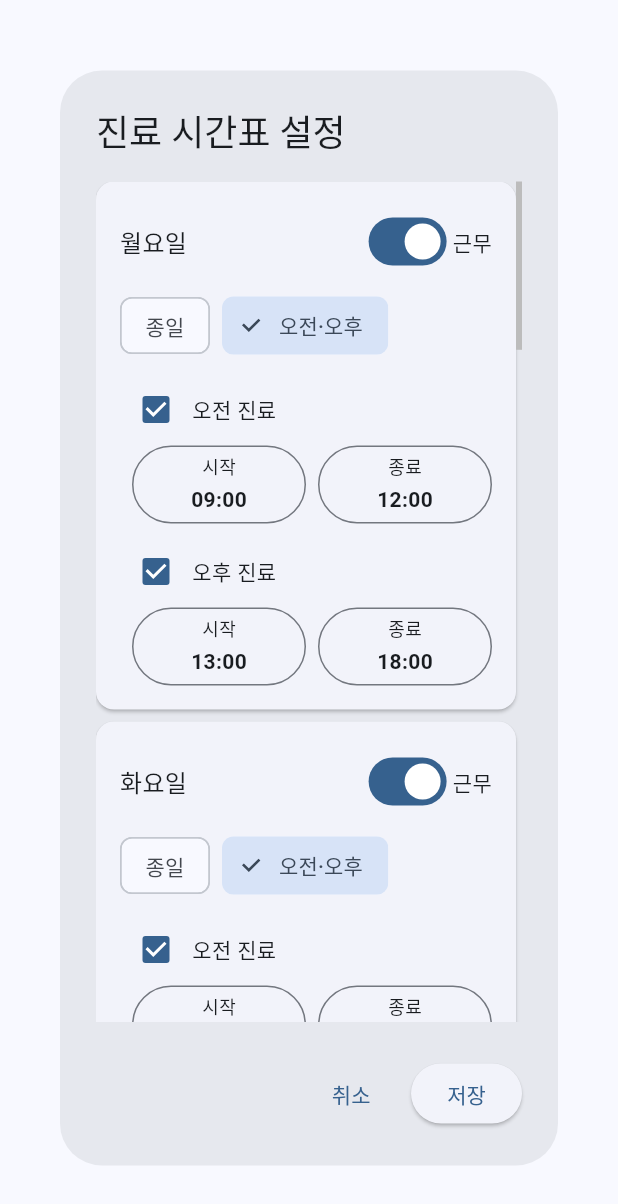
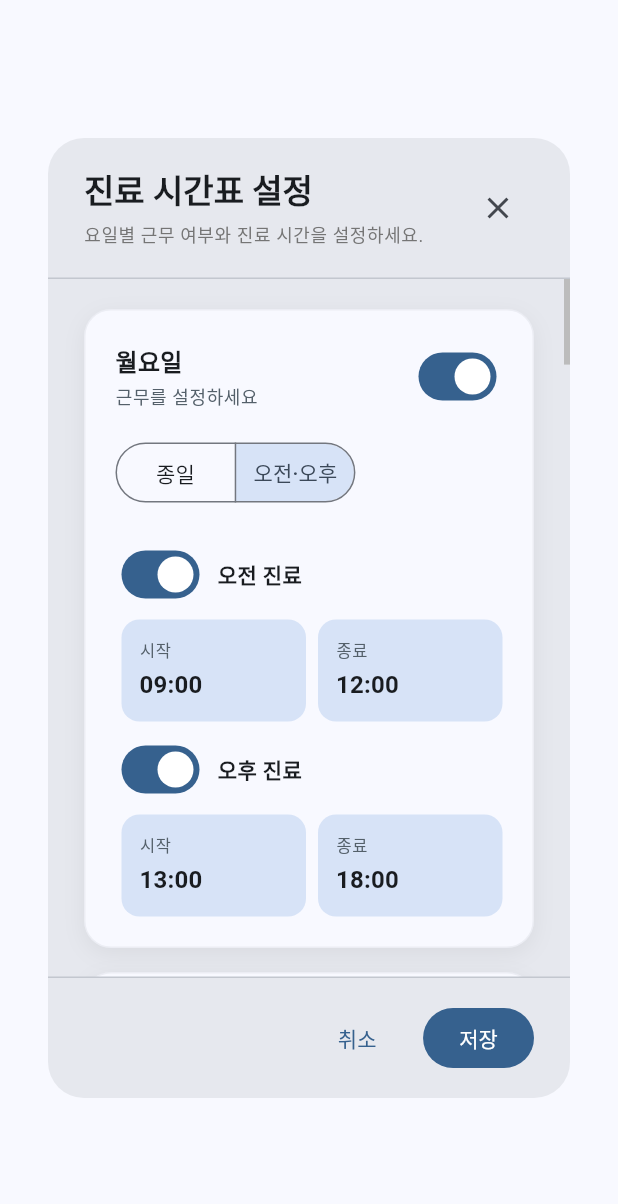
Before and after one commit to Eyebottle/eyebottlelee, a Flutter app: the ScheduleConfigWidget widget shown alone on an empty page, opened directly, on a phone screen of 412 x 824 dp. Shown: the top 1204 px of the screen. Run offline on Flutter 3.47's test engine with Material 3 defaults, Android fonts, the phone set to English and light mode, and no system bars; our stand-ins replace logger, shared_preferences; missing offline and left inert: cron, file_selector, launch_at_startup, record, system_tray, window_manager; accounts and stored records are empty.

Commit message:
feat: redesign schedule configuration dialog

```diff
--- a/lib/ui/widgets/schedule_config_widget.dart
+++ b/lib/ui/widgets/schedule_config_widget.dart
@@ -3,9 +3,10 @@ import 'package:flutter/material.dart';
 import '../../models/schedule_model.dart';
 import '../../services/settings_service.dart';
 import '../style/app_spacing.dart';
-import 'app_section_card.dart';
 
 enum DaySessionMode { fullDay, split }
+
+const _textMuted = Color(0xFF54606A);
 
 class ScheduleConfigWidget extends StatefulWidget {
   const ScheduleConfigWidget({super.key, this.onSaved});
@@ -39,37 +40,86 @@ class _ScheduleConfigWidgetState extends State<ScheduleConfigWidget> {
   @override
   Widget build(BuildContext context) {
     final mediaSize = MediaQuery.of(context).size;
-    final maxWidth = (mediaSize.width * 0.9).clamp(320.0, 420.0);
-    final maxHeight = (mediaSize.height * 0.8).clamp(360.0, 560.0);
+    final maxWidth = (mediaSize.width * 0.8).clamp(360.0, 540.0);
+    final maxHeight = (mediaSize.height * 0.82).clamp(420.0, 640.0);
 
-    return AlertDialog(
-      title: const Text('진료 시간표 설정'),
-      content: SizedBox(
-        width: maxWidth,
-        height: maxHeight,
+    return Dialog(
+      insetPadding: const EdgeInsets.symmetric(horizontal: 32, vertical: 24),
+      shape: RoundedRectangleBorder(borderRadius: BorderRadius.circular(24)),
+      child: ConstrainedBox(
+        constraints: BoxConstraints(maxWidth: maxWidth, maxHeight: maxHeight),
+        child: Column(
+          crossAxisAlignment: CrossAxisAlignment.stretch,
+          children: [
+            Padding(
+              padding: const EdgeInsets.symmetric(horizontal: 24, vertical: 20),
+              child: Row(
+                children: [
+                  Expanded(
+                    child: Column(
+                      crossAxisAlignment: CrossAxisAlignment.start,
+                      children: [
+                        Text(
+                          '진료 시간표 설정',
+                          style: Theme.of(context)
+                              .textTheme
+                              .titleLarge
+                              ?.copyWith(fontWeight: FontWeight.w700),
+                        ),
+                        const SizedBox(height: 6),
+                        Text(
+                          '요일별 근무 여부와 진료 시간을 설정하세요.',
+                          style: Theme.of(context)
+                              .textTheme
+                              .bodySmall
+                              ?.copyWith(color: Colors.grey.shade600),
+                        ),
+                      ],
+                    ),
+                  ),
+                  IconButton(
+                    tooltip: '닫기',
+                    onPressed: () => Navigator.of(context).pop(),
+                    icon: const Icon(Icons.close),
+                  ),
+                ],
+              ),
+            ),
+            const Divider(height: 1),
+            Expanded(
               child: Scrollbar(
                 controller: _scrollController,
                 thumbVisibility: true,
                 child: ListView.separated(
                   controller: _scrollController,
-            padding: const EdgeInsets.only(
-                right: AppSpacing.xs, bottom: AppSpacing.sm),
+                  padding: const EdgeInsets.fromLTRB(24, 20, 24, 8),
                   itemCount: 7,
-            separatorBuilder: (_, __) => const SizedBox(height: AppSpacing.sm),
+                  separatorBuilder: (_, __) => const SizedBox(height: 16),
                   itemBuilder: (_, index) => _buildDayCard(index + 1),
                 ),
               ),
             ),
-      actions: [
+            const Divider(height: 1),
+            Padding(
+              padding: const EdgeInsets.symmetric(horizontal: 24, vertical: 16),
+              child: Row(
+                mainAxisAlignment: MainAxisAlignment.end,
+                children: [
                   TextButton(
                     onPressed: () => Navigator.of(context).pop(),
                     child: const Text('취소'),
                   ),
-        ElevatedButton(
+                  const SizedBox(width: 12),
+                  FilledButton(
                     onPressed: _save,
                     child: const Text('저장'),
                   ),
                 ],
+              ),
+            ),
+          ],
+        ),
+      ),
     );
   }
 
@@ -89,47 +139,71 @@ class _ScheduleConfigWidgetState extends State<ScheduleConfigWidget> {
     final editor = _editorStates[index]!;
     final dayName = _dayName(weekDay);
 
-    return AppSectionCard(
-      margin: EdgeInsets.zero,
+    final theme = Theme.of(context);
+    final cardColor = theme.colorScheme.surface;
+    final borderColor = theme.colorScheme.outlineVariant.withAlpha(60);
+    return Container(
+      decoration: BoxDecoration(
+        color: cardColor,
+        borderRadius: BorderRadius.circular(18),
+        border: Border.all(color: borderColor),
+        boxShadow: const [
+          BoxShadow(
+            color: Color(0x0F000000),
+            blurRadius: 12,
+            offset: Offset(0, 4),
+          ),
+        ],
+      ),
+      padding: const EdgeInsets.all(20),
       child: Column(
-        mainAxisSize: MainAxisSize.min,
         crossAxisAlignment: CrossAxisAlignment.start,
         children: [
           Row(
             children: [
               Expanded(
-                child: Text(
+                child: Column(
+                  crossAxisAlignment: CrossAxisAlignment.start,
+                  children: [
+                    Text(
                       dayName,
-                  style: Theme.of(context).textTheme.titleMedium,
+                      style: theme.textTheme.titleMedium
+                          ?.copyWith(fontWeight: FontWeight.w700),
+                    ),
+                    const SizedBox(height: 4),
+                    Text(
+                      editor.working ? '근무를 설정하세요' : '휴무일로 설정되어 있습니다',
+                      style: theme.textTheme.bodySmall
+                          ?.copyWith(color: _textMuted),
+                    ),
+                  ],
                 ),
               ),
-              Switch(
+              Switch.adaptive(
                 value: editor.working,
                 onChanged: (value) => _onWorkingChanged(index, value),
               ),
-              Text(editor.working ? '근무' : '휴무'),
             ],
           ),
           if (editor.working) ...[
-            const SizedBox(height: AppSpacing.sm),
-            Wrap(
-              spacing: AppSpacing.sm,
-              children: [
-                ChoiceChip(
-                  label: const Text('종일'),
-                  selected: editor.mode == DaySessionMode.fullDay,
-                  onSelected: (_) =>
-                      _onModeChanged(index, DaySessionMode.fullDay),
+            const SizedBox(height: 16),
+            SegmentedButton<DaySessionMode>(
+              showSelectedIcon: false,
+              segments: const [
+                ButtonSegment(
+                  value: DaySessionMode.fullDay,
+                  label: Text('종일'),
                 ),
-                ChoiceChip(
-                  label: const Text('오전·오후'),
-                  selected: editor.mode == DaySessionMode.split,
-                  onSelected: (_) =>
-                      _onModeChanged(index, DaySessionMode.split),
+                ButtonSegment(
+                  value: DaySessionMode.split,
+                  label: Text('오전·오후'),
                 ),
               ],
+              selected: {editor.mode},
+              onSelectionChanged: (selection) =>
+                  _onModeChanged(index, selection.first),
             ),
-            const SizedBox(height: AppSpacing.sm),
+            const SizedBox(height: 20),
             if (editor.mode == DaySessionMode.fullDay)
               _FullDayEditor(
                 state: editor,
@@ -323,8 +397,14 @@ class _FullDayEditor extends StatelessWidget {
       mainAxisSize: MainAxisSize.min,
       crossAxisAlignment: CrossAxisAlignment.start,
       children: [
-        const Text('근무 시간'),
-        const SizedBox(height: AppSpacing.xs),
+        Text(
+          '근무 시간',
+          style: Theme.of(context)
+              .textTheme
+              .labelLarge
+              ?.copyWith(fontWeight: FontWeight.w600),
+        ),
+        const SizedBox(height: 8),
         Row(
           children: [
             Expanded(
@@ -451,16 +531,23 @@ class _SessionRow extends StatelessWidget {
       children: [
         Row(
           children: [
-            Checkbox(
+            Switch.adaptive(
               value: enabled,
-              onChanged: (value) => onToggle(value ?? false),
+              onChanged: (value) => onToggle(value),
             ),
-            Text(label),
+            const SizedBox(width: 8),
+            Text(
+              label,
+              style: Theme.of(context)
+                  .textTheme
+                  .bodyMedium
+                  ?.copyWith(fontWeight: FontWeight.w600),
+            ),
           ],
         ),
         if (enabled)
           Padding(
-            padding: const EdgeInsets.only(left: 8.0),
+            padding: const EdgeInsets.only(left: 4.0, top: 6.0),
             child: Row(
               children: [
                 Expanded(
@@ -501,21 +588,22 @@ class _TimeButton extends StatelessWidget {
   Widget build(BuildContext context) {
     final formatted = _formatTime(time);
     final textTheme = Theme.of(context).textTheme;
-    return OutlinedButton(
+    return FilledButton.tonal(
       onPressed: () => onPressed(),
-      style: OutlinedButton.styleFrom(
-        padding: const EdgeInsets.symmetric(horizontal: 8, vertical: 6),
-        minimumSize: const Size(0, 40),
-        tapTargetSize: MaterialTapTargetSize.shrinkWrap,
+      style: FilledButton.styleFrom(
+        padding: const EdgeInsets.symmetric(horizontal: 12, vertical: 12),
+        alignment: Alignment.centerLeft,
+        shape: RoundedRectangleBorder(borderRadius: BorderRadius.circular(12)),
       ),
       child: Column(
         mainAxisSize: MainAxisSize.min,
+        crossAxisAlignment: CrossAxisAlignment.start,
         children: [
-          Text(label, style: textTheme.bodySmall),
+          Text(label, style: textTheme.labelSmall?.copyWith(color: _textMuted)),
           const SizedBox(height: 4),
           Text(
             formatted,
-            style: textTheme.bodyMedium?.copyWith(fontWeight: FontWeight.w600),
+            style: textTheme.titleMedium?.copyWith(fontWeight: FontWeight.w700),
           ),
         ],
       ),
```
Lines whose indentation alone changed are shown as unchanged.
